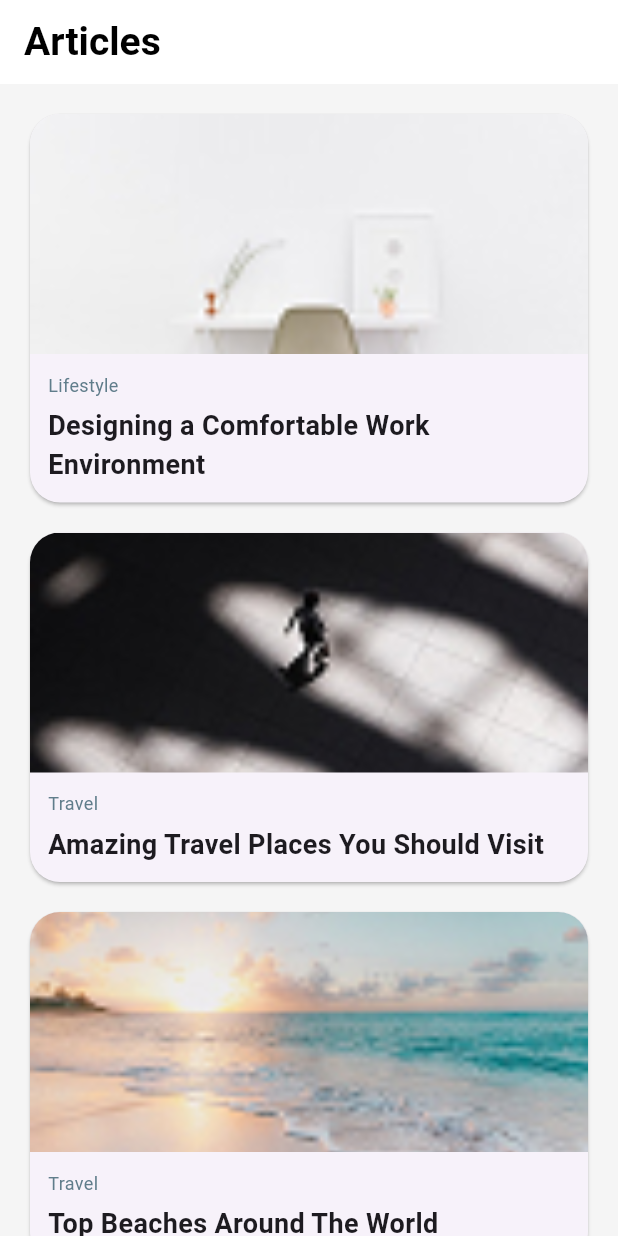
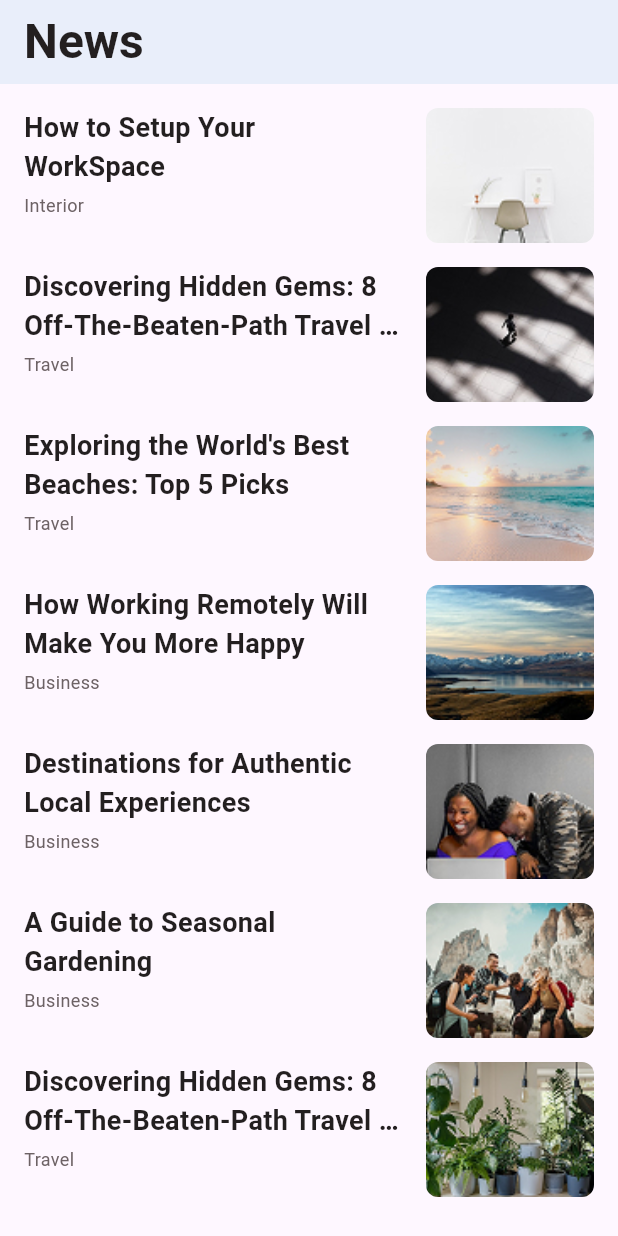
Before and after one commit to AhmedYasserww/Depi-task-NewsApp, a Flutter app: the screen it shows after launch, on a phone screen of 412 x 824 dp. Run offline on Flutter 3.47's test engine with Material 3 defaults, Android fonts, the phone set to English and light mode, and no system bars.

Commit message:
add article details screen and handle style off it

```diff
--- a/lib/main.dart
+++ b/lib/main.dart
@@ -11,6 +11,6 @@ class MyApp extends StatelessWidget {
 
   @override
   Widget build(BuildContext context) {
-    return MaterialApp(debugShowCheckedModeBanner: false, home: SplashView());
+    return MaterialApp(debugShowCheckedModeBanner: false, home: SplashScreen());
   }
 }
--- a/lib/models/article_repository.dart
+++ b/lib/models/article_repository.dart
@@ -1,30 +1,64 @@
 import 'news_model.dart';
 
-class ArticleRepository {
+class ArticlesRepository {
   static final List<NewsModel> articles = [
     NewsModel(
-      title: "Designing a Comfortable Work Environment",
-      type: "Lifestyle",
-      publisher: "Admin",
+      title: "How to Setup Your WorkSpace",
+      type: "Interior",
+      publisher: "Harry Harper",
       date: DateTime.now(),
-      details: "Article details",
+      details: "details",
       image: "assets/images/img_1.jpg",
     ),
     NewsModel(
-      title: "Amazing Travel Places You Should Visit",
+      title:
+      "Discovering Hidden Gems: 8 Off-The-Beaten-Path Travel Destinations",
       type: "Travel",
-      publisher: "Admin",
+      publisher: "Harry Harper",
       date: DateTime.now(),
-      details: "Article details",
+      details: "details",
       image: "assets/images/img_2.jpg",
     ),
     NewsModel(
-      title: "Top Beaches Around The World",
+      title: "Exploring the World's Best Beaches: Top 5 Picks",
       type: "Travel",
-      publisher: "Admin",
+      publisher: "Harry Harper",
       date: DateTime.now(),
-      details: "Article details",
+      details: "details",
       image: "assets/images/img_3.jpg",
+    ),
+    NewsModel(
+      title: "How Working Remotely Will Make You More Happy",
+      type: "Business",
+      publisher: "Harry Harper",
+      date: DateTime.now(),
+      details: "details",
+      image: "assets/images/img_4.jpg",
+    ),
+    NewsModel(
+      title: "Destinations for Authentic Local Experiences",
+      type: "Business",
+      publisher: "Harry Harper",
+      date: DateTime.now(),
+      details: "details",
+      image: "assets/images/img_5.jpg",
+    ),
+    NewsModel(
+      title: "A Guide to Seasonal Gardening",
+      type: "Business",
+      publisher: "Harry Harper",
+      date: DateTime.now(),
+      details: "details",
+      image: "assets/images/img_6.jpg",
+    ),
+    NewsModel(
+      title:
+      "Discovering Hidden Gems: 8 Off-The-Beaten-Path Travel Destinations",
+      type: "Travel",
+      publisher: "Harry Harper",
+      date: DateTime.now(),
+      details: "details",
+      image: "assets/images/img_7.jpg",
     ),
   ];
 }
--- a/lib/views/home_view.dart
+++ b/lib/views/home_view.dart
@@ -1,4 +1,5 @@
 import 'package:flutter/material.dart';
+
 import '../widgets/article_list.dart';
 
 class HomeScreen extends StatelessWidget {
@@ -7,22 +8,18 @@ class HomeScreen extends StatelessWidget {
   @override
   Widget build(BuildContext context) {
     return Scaffold(
-      backgroundColor: Colors.grey[100],
-
       appBar: AppBar(
-        elevation: 0,
-        backgroundColor: Colors.white,
+        backgroundColor: const Color(0xFFE9EEFA),
         title: const Text(
-          "Articles",
+          "News",
           style: TextStyle(
-            color: Colors.black,
-            fontSize: 26,
-            fontWeight: FontWeight.bold,
+            color: Color(0xFF231F20),
+            fontSize: 32,
+            fontWeight: FontWeight.w600,
           ),
         ),
       ),
-
-      body: const ArticleList(),
+      body: const ArticlesList(),
     );
   }
 }
--- a/lib/widgets/article_card.dart
+++ b/lib/widgets/article_card.dart
@@ -3,84 +3,133 @@ import '../models/news_model.dart';
 import '../views/article_details_screen.dart';
 
 class ArticleCard extends StatelessWidget {
-  const ArticleCard({super.key, required this.model});
 
-  final NewsModel model;
+  const ArticleCard({
+    super.key,
+    required this.article,
+  });
+
+  final NewsModel article;
 
   @override
   Widget build(BuildContext context) {
-    return GestureDetector(
 
-      onTap: () {
+    return InkWell(
+
+      onTap: (){
+
         Navigator.push(
+
           context,
+
           MaterialPageRoute(
-            builder: (_) => ArticleDetailsScreen(model: model),
+
+            builder: (_)=>
+
+                ArticleDetailsScreen(
+
+                  article: article,
+
                 ),
+
+          ),
+
         );
+
       },
 
-      child: Card(
+      child: Row(
 
-        margin: const EdgeInsets.only(bottom: 20),
+        crossAxisAlignment:
+        CrossAxisAlignment.start,
 
-        shape: RoundedRectangleBorder(
-          borderRadius: BorderRadius.circular(20),
-        ),
+        children: [
+
+          Expanded(
 
             child: Column(
 
-          crossAxisAlignment: CrossAxisAlignment.start,
-
-          children: [
-
-            ClipRRect(
-
-              borderRadius: const BorderRadius.vertical(
-                top: Radius.circular(20),
-              ),
-
-              child: Image.asset(
-                model.image,
-                height: 160,
-                width: double.infinity,
-                fit: BoxFit.cover,
-              ),
-            ),
-
-            Padding(
-
-              padding: const EdgeInsets.all(12),
-
-              child: Column(
-
-                crossAxisAlignment: CrossAxisAlignment.start,
+              crossAxisAlignment:
+              CrossAxisAlignment.start,
 
               children: [
 
                 Text(
-                    model.type,
-                    style: TextStyle(
-                      color: Colors.blueGrey,
-                      fontSize: 12,
-                    ),
+
+                  article.title,
+
+                  maxLines: 2,
+
+                  overflow:
+                  TextOverflow.ellipsis,
+
+                  style: const TextStyle(
+
+                    fontSize:18,
+
+                    fontWeight:
+                    FontWeight.w600,
+
+                    color: Color(0xFF231F20),
+
                   ),
 
-                  const SizedBox(height: 6),
+                ),
+
+                const SizedBox(height:4),
 
                 Text(
-                    model.title,
+
+                  article.type,
+
                   style: const TextStyle(
-                      fontSize: 18,
-                      fontWeight: FontWeight.bold,
+
+                    fontSize:12,
+
+                    color: Color(0xFF6D6265),
+
                   ),
+
                 ),
+
               ],
+
             ),
+
           ),
+
+          const SizedBox(width:16),
+
+          Container(
+
+            height:90,
+
+            width:112,
+
+            decoration: BoxDecoration(
+
+              borderRadius:
+              BorderRadius.circular(8),
+
+              image: DecorationImage(
+
+                image:
+                AssetImage(article.image),
+
+                fit: BoxFit.cover,
+
+              ),
+
+            ),
+
+          ),
+
         ],
+
       ),
-      ),
+
     );
+
   }
+
 }
--- a/lib/widgets/article_list.dart
+++ b/lib/widgets/article_list.dart
@@ -2,19 +2,35 @@ import 'package:flutter/material.dart';
 import '../models/article_repository.dart';
 import 'article_card.dart';
 
-class ArticleList extends StatelessWidget {
-  const ArticleList({super.key});
+class ArticlesList extends StatelessWidget {
+  const ArticlesList({super.key});
 
   @override
   Widget build(BuildContext context) {
-    return ListView.builder(
-      padding: const EdgeInsets.all(20),
-      itemCount: ArticleRepository.articles.length,
-      itemBuilder: (context, index) {
-        return ArticleCard(
-          model: ArticleRepository.articles[index],
-        );
-      },
+
+    return Padding(
+
+      padding: const EdgeInsets.all(16),
+
+      child: ListView.separated(
+
+        itemBuilder: (context,index)=>ArticleCard(
+
+          article:
+          ArticlesRepository.articles[index],
+
+        ),
+
+        separatorBuilder:
+            (context,index)=>const SizedBox(height:16),
+
+        itemCount:
+        ArticlesRepository.articles.length,
+
+      ),
+
     );
+
   }
+
 }
```
Also changed, not shown: lib/views/article_details_screen.dart (+97 -40 lines), lib/views/splash_view.dart (+44 -14 lines), lib/widgets/splash_view_body.dart (+27 -11 lines). Lines whose indentation alone changed are shown as unchanged.
